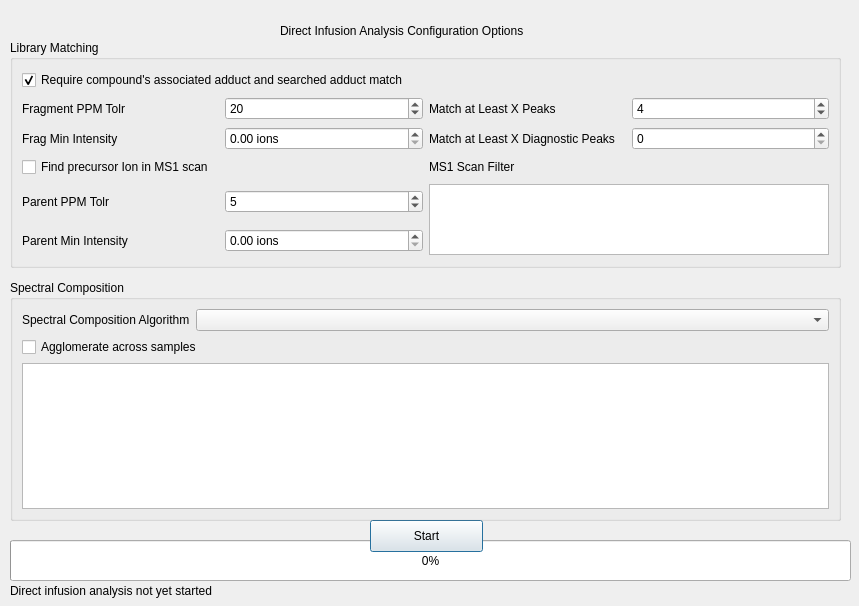
The window that src/maven/forms/directinfusiondialog.ui (eugenemel/maven) describes before a commit, drawn with Qt 5.
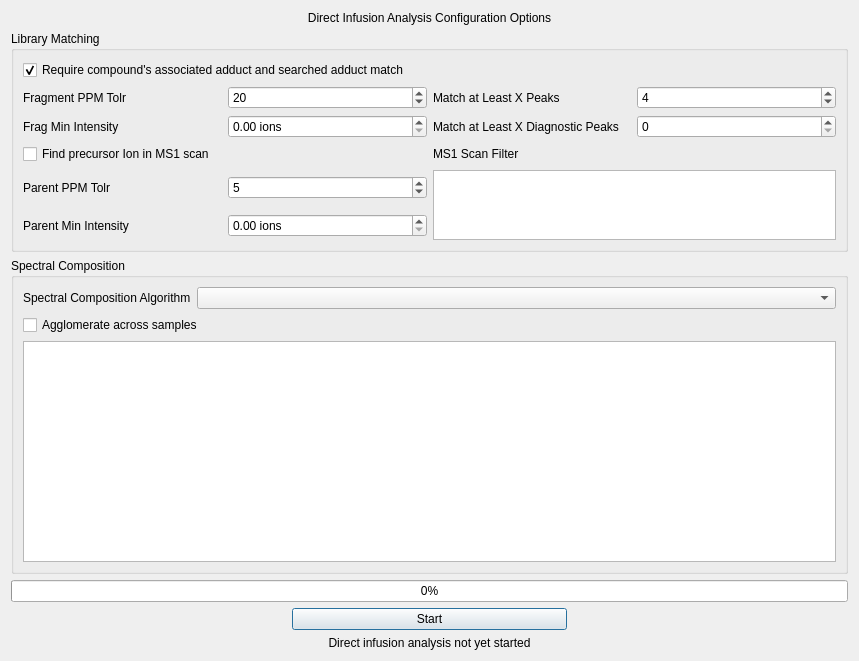
The same window after the commit.

Commit message: Issue 191: Updated layout of direct infusion dialog.

```diff
--- a/src/maven/forms/directinfusiondialog.ui
+++ b/src/maven/forms/directinfusiondialog.ui
@@ -7,7 +7,7 @@
     <x>0</x>
     <y>0</y>
     <width>859</width>
-    <height>606</height>
+    <height>661</height>
    </rect>
   </property>
   <property name="windowTitle">
@@ -16,54 +16,9 @@
   <property name="modal">
    <bool>true</bool>
   </property>
-  <widget class="QProgressBar" name="progressBar">
-   <property name="geometry">
-    <rect>
-     <x>10</x>
-     <y>540</y>
-     <width>841</width>
-     <height>41</height>
-    </rect>
-   </property>
-   <property name="value">
-    <number>0</number>
-   </property>
-  </widget>
-  <widget class="QLabel" name="lblProgressMsg">
-   <property name="geometry">
-    <rect>
-     <x>10</x>
-     <y>580</y>
-     <width>841</width>
-     <height>21</height>
-    </rect>
-   </property>
-   <property name="text">
-    <string>Direct infusion analysis not yet started</string>
-   </property>
-  </widget>
-  <widget class="QPushButton" name="start">
-   <property name="geometry">
-    <rect>
-     <x>370</x>
-     <y>520</y>
-     <width>113</width>
-     <height>32</height>
-    </rect>
-   </property>
-   <property name="text">
-    <string>Start</string>
-   </property>
-  </widget>
+  <layout class="QGridLayout" name="gridLayout_2">
+   <item row="1" column="0" colspan="3">
   <widget class="QGroupBox" name="libraryMatchingGroup">
-   <property name="geometry">
-    <rect>
-     <x>10</x>
-     <y>40</y>
-     <width>831</width>
-     <height>228</height>
-    </rect>
-   </property>
    <property name="title">
     <string>Library Matching</string>
    </property>
@@ -193,15 +148,29 @@
     </item>
    </layout>
   </widget>
+   </item>
+   <item row="0" column="0" colspan="3">
+    <widget class="QLabel" name="lblHeader">
+     <property name="text">
+      <string>Direct Infusion Analysis Configuration Options</string>
+     </property>
+     <property name="alignment">
+      <set>Qt::AlignCenter</set>
+     </property>
+    </widget>
+   </item>
+   <item row="5" column="0" colspan="3">
+    <widget class="QLabel" name="lblProgressMsg">
+     <property name="text">
+      <string>Direct infusion analysis not yet started</string>
+     </property>
+     <property name="alignment">
+      <set>Qt::AlignCenter</set>
+     </property>
+    </widget>
+   </item>
+   <item row="2" column="0" colspan="3">
   <widget class="QGroupBox" name="spectralDeconvolutionGroup">
-   <property name="geometry">
-    <rect>
-     <x>10</x>
-     <y>280</y>
-     <width>831</width>
-     <height>241</height>
-    </rect>
-   </property>
    <property name="title">
     <string>Spectral Composition</string>
    </property>
@@ -216,9 +185,6 @@
     <item row="0" column="1">
      <widget class="QComboBox" name="cmbSpectralDeconvolutionAlgorithm"/>
     </item>
-    <item row="2" column="0" colspan="2">
-     <widget class="QTextBrowser" name="txtSpecCompDescription"/>
-    </item>
     <item row="1" column="0" colspan="2">
      <widget class="QCheckBox" name="chkAgglomerateAcrossSamples">
       <property name="text">
@@ -226,21 +192,27 @@
       </property>
      </widget>
     </item>
-   </layout>
-  </widget>
-  <widget class="QLabel" name="lblHeader">
-   <property name="geometry">
-    <rect>
-     <x>280</x>
-     <y>20</y>
-     <width>281</width>
-     <height>21</height>
-    </rect>
-   </property>
+      <item row="2" column="0" colspan="2">
+       <widget class="QTextBrowser" name="txtSpecCompDescription"/>
+      </item>
+     </layout>
+    </widget>
+   </item>
+   <item row="3" column="0" colspan="3">
+    <widget class="QProgressBar" name="progressBar">
+     <property name="value">
+      <number>0</number>
+     </property>
+    </widget>
+   </item>
+   <item row="4" column="1">
+    <widget class="QPushButton" name="start">
    <property name="text">
-    <string>Direct Infusion Analysis Configuration Options</string>
-   </property>
-  </widget>
+      <string>Start</string>
+     </property>
+    </widget>
+   </item>
+  </layout>
  </widget>
  <resources/>
  <connections/>
```
Lines whose indentation alone changed are shown as unchanged.
